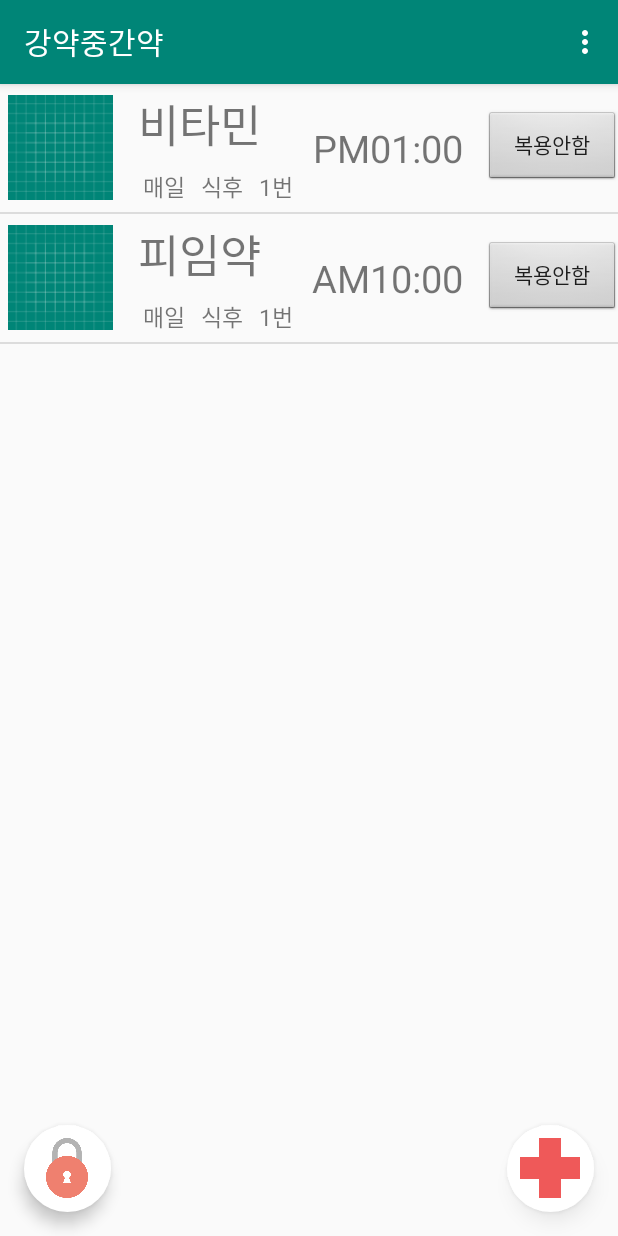
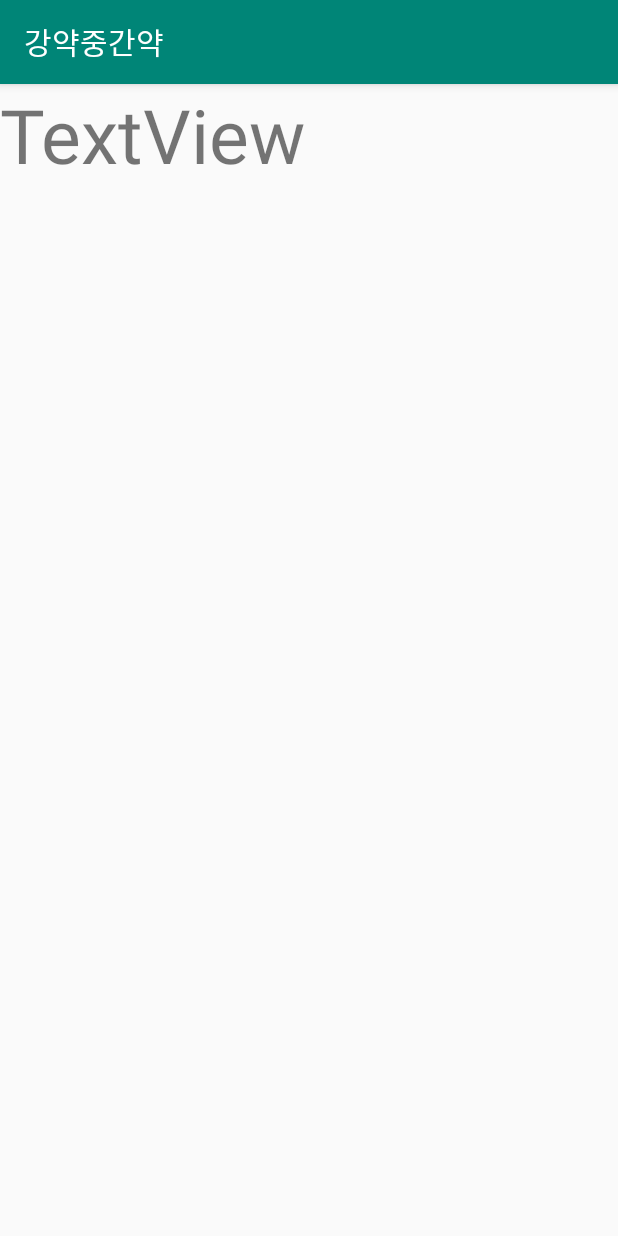
Before and after one commit to jungg23/KYJY, an Android app: the screen it shows after launch (MainActivity before the commit, Password after it), in the options menu, after a tap on "로그아웃", on a phone screen of 412 x 824 dp. Run offline under Robolectric (Android 15) with nearby library versions, the phone set to English and light mode, and no system bars.

Commit message:
Intent 코드 main 추가

```diff
--- a/app/src/main/AndroidManifest.xml
+++ b/app/src/main/AndroidManifest.xml
@@ -9,7 +9,8 @@
         android:roundIcon="@mipmap/ic_launcher_round"
         android:supportsRtl="true"
         android:theme="@style/AppTheme">
-        <activity android:name=".BigActivity"></activity>
+        <activity android:name=".Password"></activity>
+        <activity android:name=".BigActivity" />
         <activity
             android:name=".MainActivity"
             android:label="@string/app_name"
@@ -22,6 +23,4 @@
         </activity>
     </application>
 
-
-
 </manifest>
--- a/app/src/main/java/com/example/kyjy/MainActivity.java
+++ b/app/src/main/java/com/example/kyjy/MainActivity.java
@@ -14,6 +14,7 @@ import android.widget.Button;
 import android.widget.ListAdapter;
 import android.widget.ListView;
 import android.widget.TextView;
+import android.widget.Toast;
 
 public class MainActivity extends AppCompatActivity  {
 
@@ -75,19 +76,38 @@ public class MainActivity extends AppCompatActivity  {
     }
 
     @Override
-    public boolean onOptionsItemSelected(MenuItem item) {
-        // Handle action bar item clicks here. The action bar will
-        // automatically handle clicks on the Home/Up button, so long
-        // as you specify a parent activity in AndroidManifest.xml.
+    public boolean onOptionsItemSelected(MenuItem item){
         int id = item.getItemId();
+        //or switch문을 이용하면 될듯 하다.
 
-        //noinspection SimplifiableIfStatement
-        if (id == R.id.ex) {
-
-            Intent intent = new Intent(MainActivity.this,BigActivity.class);
-            startActivity(intent);
+        if (id == R.id.action_authority) {
+            Toast.makeText(this, "권한 설정", Toast.LENGTH_SHORT).show();
+            Intent Intent = new Intent(this, Password.class); //클래스명 바꾸기
+            startActivity(Intent);
             return true;
         }
+
+        else if (id == R.id.action_password) {
+            Toast.makeText(this, "비밀번호 설정", Toast.LENGTH_SHORT).show();
+            Intent Intent = new Intent(this, Password.class);
+            startActivity(Intent);
+            return true;
+        }
+
+        else if (id == R.id.action_logout) {
+            Toast.makeText(this, "로그아웃", Toast.LENGTH_SHORT).show();
+            Intent Intent = new Intent(this, Password.class); //클래스명 바꾸기
+            startActivity(Intent);
+            return true;
+        }
+
+        else if (id == R.id.ex) {
+            Toast.makeText(this, "혜령언니 테스트", Toast.LENGTH_SHORT).show();
+            Intent Intent = new Intent(this, Password.class); //클래스명 바꾸기
+            startActivity(Intent);
+            return true;
+        }
+
 
         return super.onOptionsItemSelected(item);
     }
--- /dev/null
+++ b/app/src/main/java/com/example/kyjy/Password.java
@@ -0,0 +1,13 @@
+package com.example.kyjy;
+
+import android.support.v7.app.AppCompatActivity;
+import android.os.Bundle;
+
+public class Password extends AppCompatActivity {
+
+    @Override
+    protected void onCreate(Bundle savedInstanceState) {
+        super.onCreate(savedInstanceState);
+        setContentView(R.layout.activity_password);
+    }
+}
--- /dev/null
+++ b/app/src/main/res/layout/activity_password.xml
@@ -0,0 +1,17 @@
+<?xml version="1.0" encoding="utf-8"?>
+<LinearLayout xmlns:android="http://schemas.android.com/apk/res/android"
+    xmlns:app="http://schemas.android.com/apk/res-auto"
+    xmlns:tools="http://schemas.android.com/tools"
+    android:layout_width="match_parent"
+    android:layout_height="match_parent"
+    android:orientation="vertical"
+    tools:context=".Password">
+
+
+    <TextView
+        android:id="@+id/textView"
+        android:layout_width="match_parent"
+        android:layout_height="wrap_content"
+        android:text="TextView"
+        android:textSize="50dp"/>
+</LinearLayout>
```
